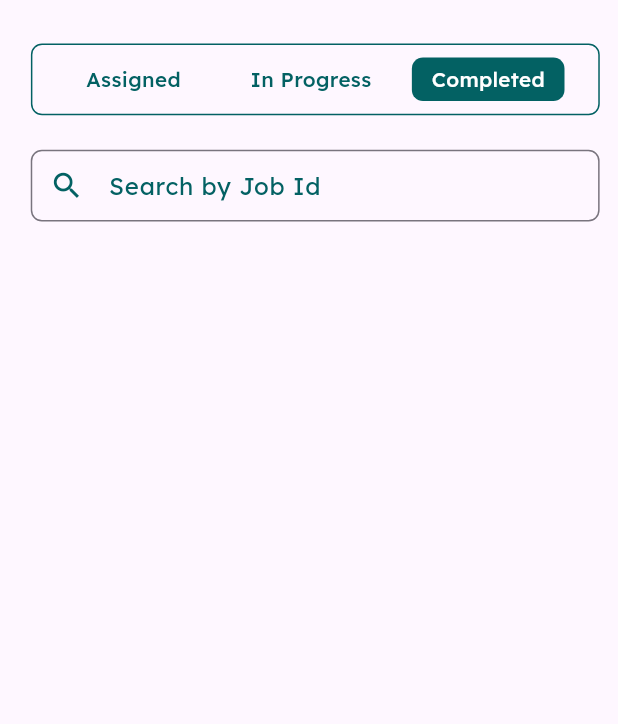
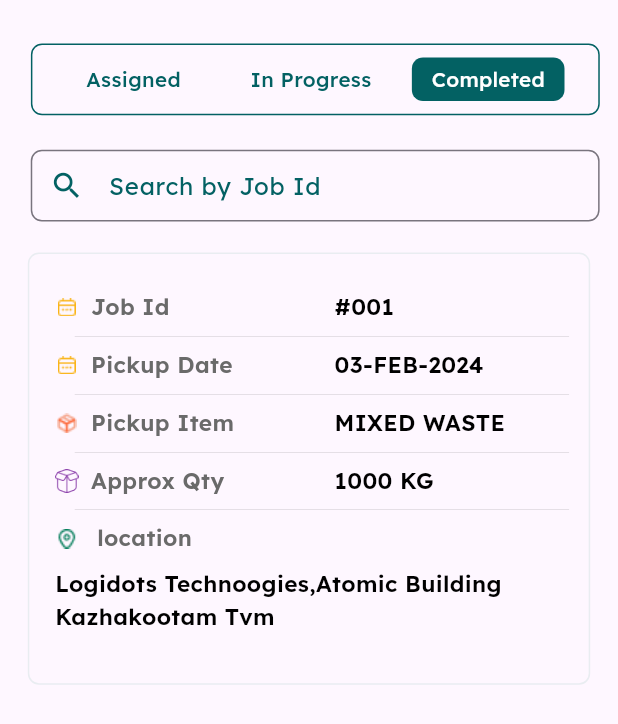
Before and after one commit to Sabari-nath-p/greenworms, a Flutter app: the JobScreen screen opened directly, after a tap on "In Progress", after a tap on "Completed", on a phone screen of 412 x 824 dp. Shown: the top 724 px of the screen. Run offline on Flutter 3.47's test engine with Material 3 defaults, Android fonts, the phone set to English and light mode, and no system bars; our stand-ins replace fluttertoast, get, google_fonts, sizer.

Commit message:
job assign

```diff
--- a/lib/Screen/JobAssignedScreen/JobScreen.dart
+++ b/lib/Screen/JobAssignedScreen/JobScreen.dart
@@ -59,10 +59,10 @@ class JobScreen extends StatelessWidget {
               else if (jctrl.jStatus == 1)
                 JobSheetCard(
                   JobStatus: 1,
-                ),
-              SizedBox(
-                height: 2.8.h,
-              ),
+                )
+              else
+              JobSheetCard(JobStatus: 2)
+
             ],
           ),
         );
--- a/lib/Screen/homeScreen/components/JobSheetCard.dart
+++ b/lib/Screen/homeScreen/components/JobSheetCard.dart
@@ -12,14 +12,47 @@ class JobSheetCard extends StatelessWidget {
       width: 91.w,
       decoration: BoxDecoration(
           border: Border.all(
-            color: Colors.black.withOpacity(0.2.w),
+            color: Color(0xff007C58).withOpacity(0.02.w),
+
           ),
           borderRadius: BorderRadius.circular(0.9.h)),
       child: Padding(
-        padding: EdgeInsets.fromLTRB(4.17.w, 3.h, 0.w, 0.h),
-        child: Column(
+        padding: EdgeInsets.fromLTRB(4.17.w, 1.h, 0.w, 0.h),
+        child:
+        Column(
           children: [
-            if (JobStatus == 1) Container(),
+            if (JobStatus == 1) Align(
+              alignment: Alignment.topLeft,
+              child: Container(
+                width:24.47.w ,
+                height:2.5.h ,
+                decoration: BoxDecoration(
+                            color: Color(0xff036163).withOpacity(0.2),
+                            borderRadius: BorderRadius.circular(5.8.h)) ,
+                            child: Row(
+                              children: [
+                                SizedBox(width: 2.w,),
+                                Container(
+                                  width: 1.5.h,
+                                  height: 1.5.h,
+                                  decoration:BoxDecoration(
+                            color: Color(0xff036163),
+                            borderRadius: BorderRadius.circular(25.h))  ,
+                                ),
+                                SizedBox(width: 1.w,),
+                                SizedBox(
+                                  width:17.w ,
+                                  child: Text("In Progress",
+                                                          style: GoogleFonts.lexend(
+                                                              fontSize: 8.33.sp,
+                                                              fontWeight: FontWeight.w500,
+                                                              color:Color(0xff036163) )),
+                                ),
+                              ],
+                            ),
+              ),
+            ),
+            SizedBox(height: 2.h,),
             Row(
               children: [
                 SizedBox(
@@ -29,16 +62,17 @@ class JobSheetCard extends StatelessWidget {
                 SizedBox(
                   width: 2.w,
                 ),
-                Text(
+                SizedBox(
+                  width: 39.4.w,
+                  child: Text(
                     "Job Id",
                     style: GoogleFonts.lexend(
                         fontSize: 11.sp,
                         fontWeight: FontWeight.w600,
                         color: Color(0xff6A6A6A)),
                   ),
-                SizedBox(
-                  width: 35.w,
                 ),
+
                 Text(
                   "#001",
                   style: GoogleFonts.lexend(
@@ -70,16 +104,17 @@ class JobSheetCard extends StatelessWidget {
                 SizedBox(
                   width: 2.w,
                 ),
-                Text(
+                SizedBox(
+                  width: 39.4.w,
+                  child: Text(
                     "Pickup Date ",
                     style: GoogleFonts.lexend(
                         fontSize: 11.sp,
                         fontWeight: FontWeight.w600,
                         color: Color(0xff6A6A6A)),
                   ),
-                SizedBox(
-                  width: 20.w,
                 ),
+
                 Text(
                   "03-FEB-2024",
                   textAlign: TextAlign.end,
@@ -111,16 +146,19 @@ class JobSheetCard extends StatelessWidget {
                 SizedBox(
                   width: 2.w,
                 ),
-                Text(
+                SizedBox(
+
+                  width:39.4 .w,
+
+                  child: Text(
                     "Pickup Item",
                     style: GoogleFonts.lexend(
                         fontSize: 11.sp,
                         fontWeight: FontWeight.w600,
                         color: Color(0xff6A6A6A)),
                   ),
-                SizedBox(
-                  width: 20.w,
                 ),
+
                 Text(
                   "MIXED WASTE",
                   style: GoogleFonts.lexend(
@@ -151,16 +189,17 @@ class JobSheetCard extends StatelessWidget {
                 SizedBox(
                   width: 2.w,
                 ),
-                Text(
+                SizedBox(
+                     width:39.4 .w,
+                  child: Text(
                     "Approx Qty",
                     style: GoogleFonts.lexend(
                         fontSize: 11.sp,
                         fontWeight: FontWeight.w600,
                         color: Color(0xff6A6A6A)),
                   ),
-                SizedBox(
-                  width: 20.w,
                 ),
+
                 Text(
                   "1000 KG",
                   style: GoogleFonts.lexend(
@@ -191,19 +230,20 @@ class JobSheetCard extends StatelessWidget {
                 SizedBox(
                   width: 3.w,
                 ),
-                Text(
+                SizedBox(
+                     width:39.4 .w,
+                  child: Text(
                     "location",
                     style: GoogleFonts.lexend(
                         fontSize: 11.sp,
                         fontWeight: FontWeight.w600,
                         color: Color(0xff6A6A6A)),
                   ),
-                SizedBox(
-                  width: 10.w,
                 ),
+
               ],
             ),
-            //aa
+            SizedBox(height: 1.h,),
             Container(
               alignment: Alignment.centerLeft,
               child: Text(
@@ -256,7 +296,7 @@ class JobSheetCard extends StatelessWidget {
                 ],
               ),
             SizedBox(
-              height: 3,
+              height: 2.h,
             )
           ],
         ),
```
Lines whose indentation alone changed are shown as unchanged.
